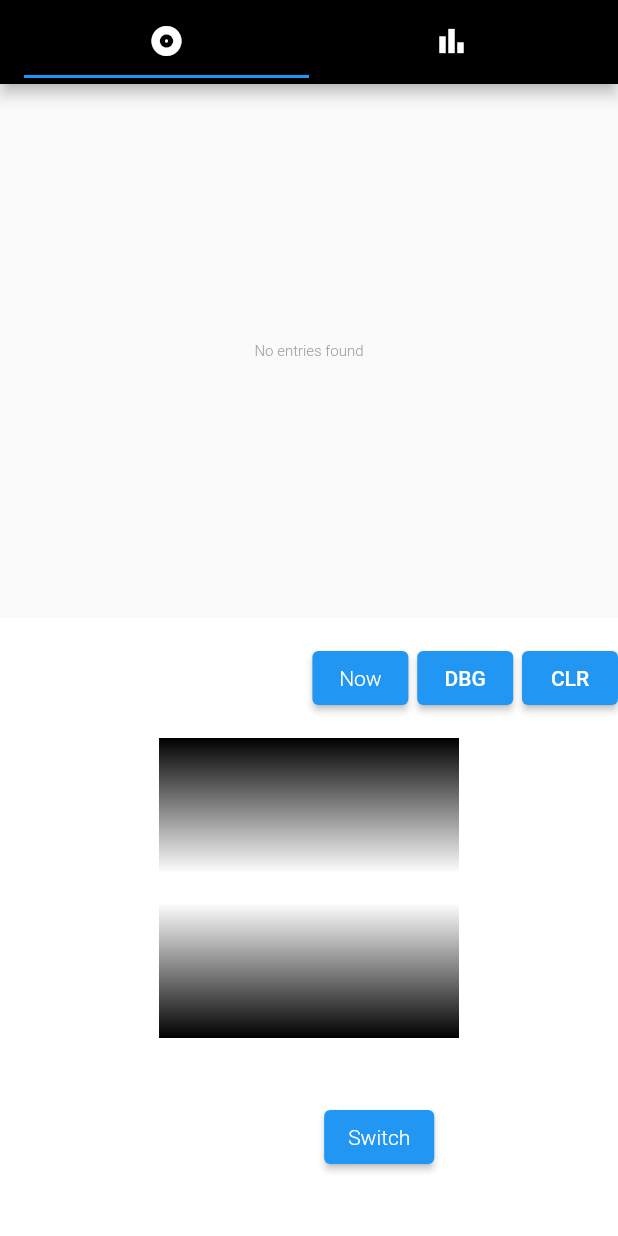
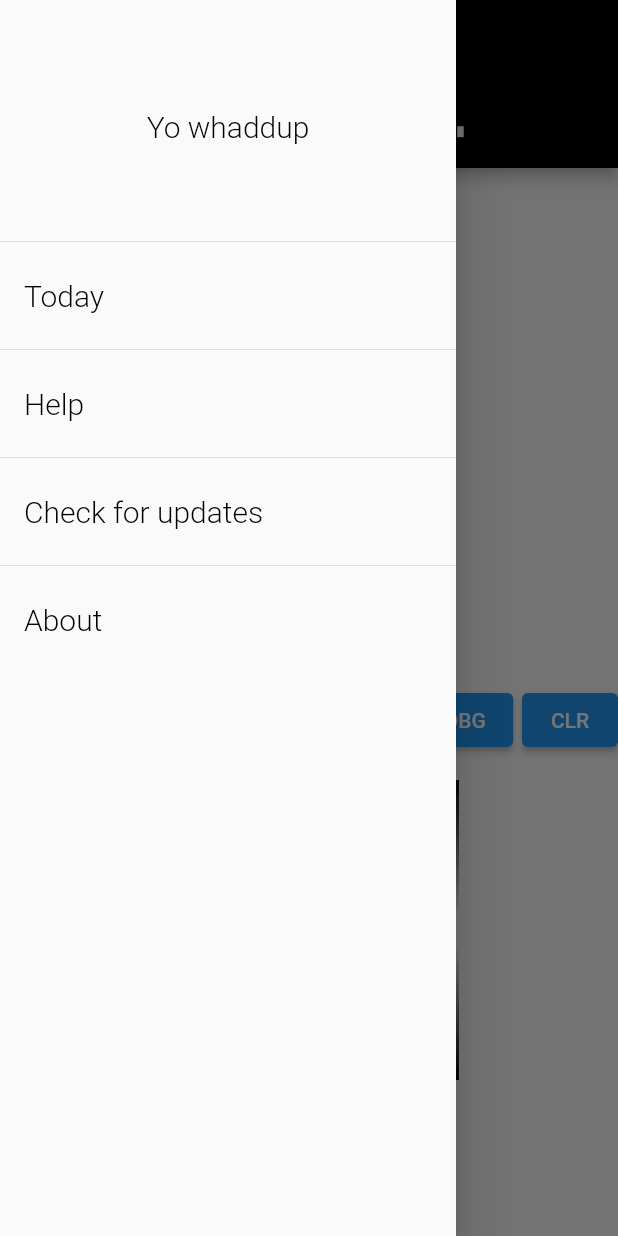
Before and after one commit to coffeecoding/EazyTime, a Flutter app: the screen it shows after launch, with the side drawer open (before the commit the screen has no drawer), on a phone screen of 412 x 824 dp. Run offline on Flutter 3.47's test engine with Material 2 defaults, Android fonts, the phone set to English and light mode, and no system bars; our stand-ins replace charts_flutter, sqflite; accounts and stored records are empty.

Commit message:
Added drawer

```diff
--- a/lib/main.dart
+++ b/lib/main.dart
@@ -108,13 +108,35 @@ class _MyHomePageState extends State<MyHomePage> with WidgetsBindingObserver {
   @override
   Widget build(BuildContext context) {
     return SafeArea(
-      child: PageView(
+      child: Scaffold(
+        appBar: AppBar(
+          title: Text('Today', style: NormalTextStyle()),
+          backgroundColor: Colors.black,
+        ),
+        drawer: Drawer(
+          child: ListView(
+            children: [
+              DrawerHeader(child: Center(
+                child: Text('Yo whaddup', style: NormalTextStyle(Colors.black)),
+              )),
+              ListTile(title: Text('Today', style: NormalTextStyle(Colors.black))),
+              Divider(),
+              ListTile(title: Text('Help', style: NormalTextStyle(Colors.black))),
+              Divider(),
+              ListTile(title: Text('Check for updates', style: NormalTextStyle(Colors.black))),
+              Divider(),
+              ListTile(title: Text('About', style: NormalTextStyle(Colors.black))),
+            ],
+          ),
+        ),
+        body: PageView(
           scrollDirection: Axis.horizontal,
           controller: _pageController,
           children: [
             Scaffold(
               appBar: AppBar(
-                title: Text('History', style: NormalTextStyle()),
+                  title: Text('History', style: NormalTextStyle(Colors.black)),
+                  backgroundColor: Colors.white,
                   actions: [
                     IconButton(
                         icon: Icon(Icons.arrow_forward),
@@ -327,12 +349,16 @@ class _MyHomePageState extends State<MyHomePage> with WidgetsBindingObserver {
             ),
             Scaffold(
               appBar: AppBar(
-                leading: BackButton(onPressed: () {
+                  leading: BackButton(
+                    color: Colors.black,
+                      onPressed: () {
                     _pageController.animateToPage(1,
                         duration: Duration(milliseconds: 500),
                         curve: Curves.easeOut);
                   }),
-                title: Text('All time statistics', style: NormalTextStyle())),
+                  title: Text('All time statistics', style: NormalTextStyle(Colors.black)),
+                  backgroundColor: Colors.white,
+              ),
               body: Container(
                 height: 800,
                 color: Colors.white,
@@ -351,6 +377,7 @@ class _MyHomePageState extends State<MyHomePage> with WidgetsBindingObserver {
               ),
             ),
           ],
+        ),
       ),
     );
   }
```
Lines whose indentation alone changed are shown as unchanged.
